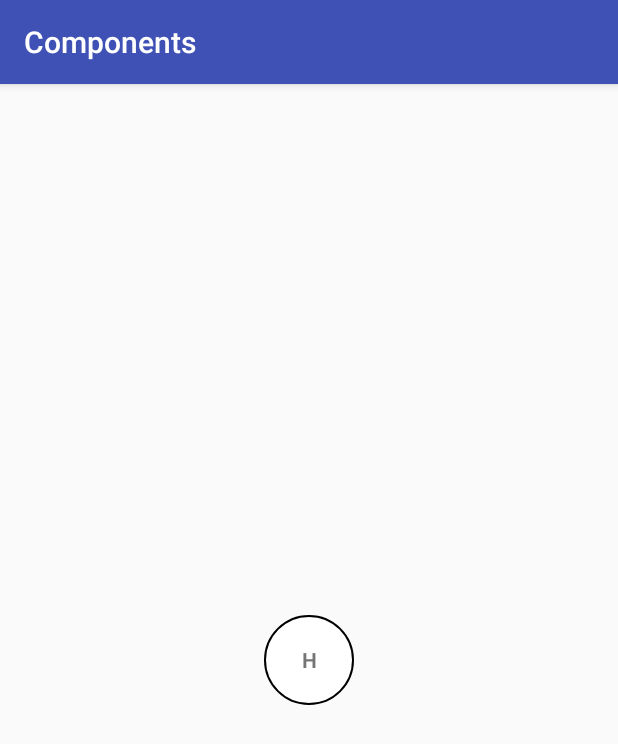
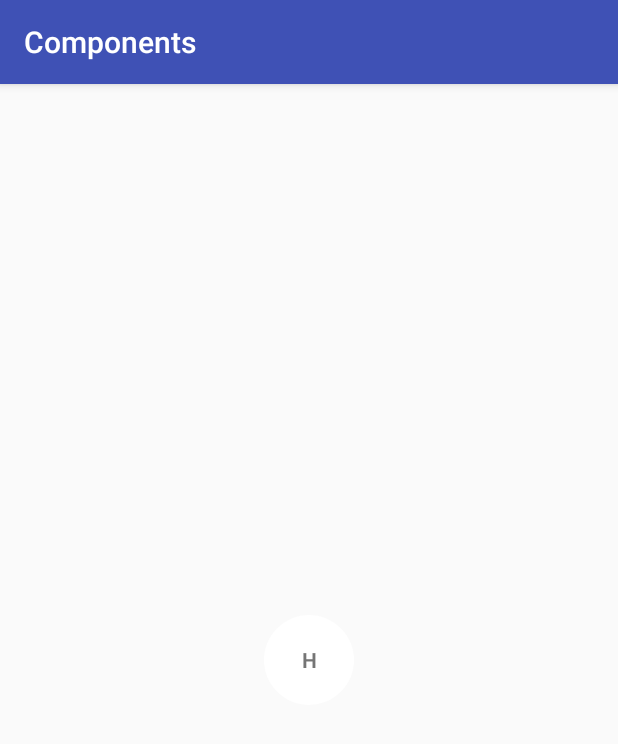
Before and after one commit to cstevanato/Components, an Android app: the screen it shows after launch (MainActivity), on a phone screen of 412 x 824 dp. Shown: the top 744 px of the screen. Run offline under Robolectric (Android 15) with nearby library versions, the phone set to English and light mode, and no system bars.

Commit message:
Retirando borda do circle

```diff
--- a/circle/src/main/res/drawable/cicle_text_view.xml
+++ b/circle/src/main/res/drawable/cicle_text_view.xml
@@ -2,9 +2,6 @@
 <shape xmlns:android="http://schemas.android.com/apk/res/android"
     android:shape="oval">
     <solid android:color="#fff" />
-
-    <stroke android:width="1dp"
-        android:color="#000000" />
 
     <size
         android:width="25dp"
```
